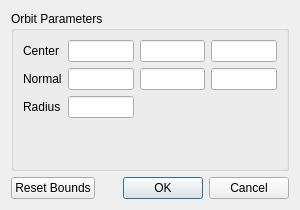
Old version of the form Qt/Components/Resources/UI/pqOrbitCreatorDialog.ui in the repository Kitware/ParaView.
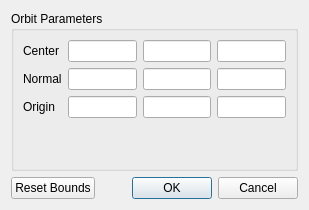
New version of the form. Custom widgets are drawn as their Qt base class.

Commit message:
ENH Improve the input dialog for Camera Orbit Animation
Remove the radius parameter and replace it by the starting point
of the camera.

Diff of the .ui file:
```diff
--- a/Qt/Components/Resources/UI/pqOrbitCreatorDialog.ui
+++ b/Qt/Components/Resources/UI/pqOrbitCreatorDialog.ui
@@ -1,11 +1,11 @@
 <ui version="4.0" >
  <class>OrbitCreatorDialog</class>
- <widget class="QDialog" name="OrbitCreatorDialog" >
-  <property name="geometry" >
+ <widget class="QDialog" name="OrbitCreatorDialog">
+  <property name="geometry">
    <rect>
     <x>0</x>
     <y>0</y>
-    <width>300</width>
+    <width>309</width>
     <height>210</height>
    </rect>
   </property>
@@ -51,10 +51,10 @@
       <item row="1" column="3" >
        <widget class="pqLineEdit" name="normal2" />
       </item>
-      <item row="2" column="0" >
-       <widget class="QLabel" name="label_2" >
-        <property name="text" >
-         <string>Radius</string>
+      <item row="2" column="0">
+       <widget class="QLabel" name="label_2">
+        <property name="text">
+         <string>Origin</string>
         </property>
        </widget>
       </item>
@@ -74,6 +74,12 @@
         </property>
        </spacer>
       </item>
+      <item row="2" column="2">
+       <widget class="QLineEdit" name="origin1"/>
+      </item>
+      <item row="2" column="3">
+       <widget class="QLineEdit" name="origin2"/>
+      </item>
      </layout>
     </widget>
    </item>
@@ -91,8 +97,8 @@
        <property name="orientation" >
         <enum>Qt::Horizontal</enum>
        </property>
-       <property name="standardButtons" >
-        <set>QDialogButtonBox::Cancel|QDialogButtonBox::NoButton|QDialogButtonBox::Ok</set>
+       <property name="standardButtons">
+        <set>QDialogButtonBox::Cancel|QDialogButtonBox::Ok</set>
        </property>
       </widget>
      </item>
```
Left out of the diff: 77 changed lines with no effect on the pictures. The commit also changes 5 other files.
